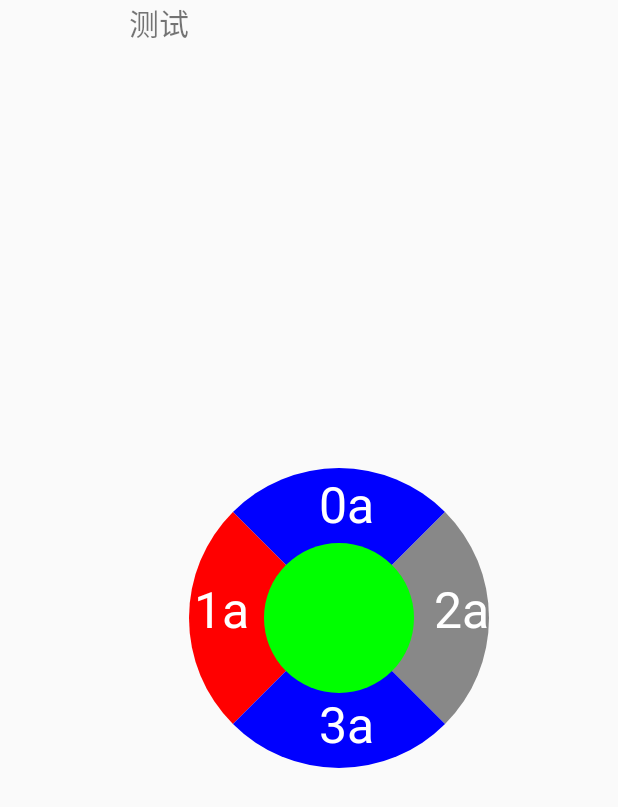
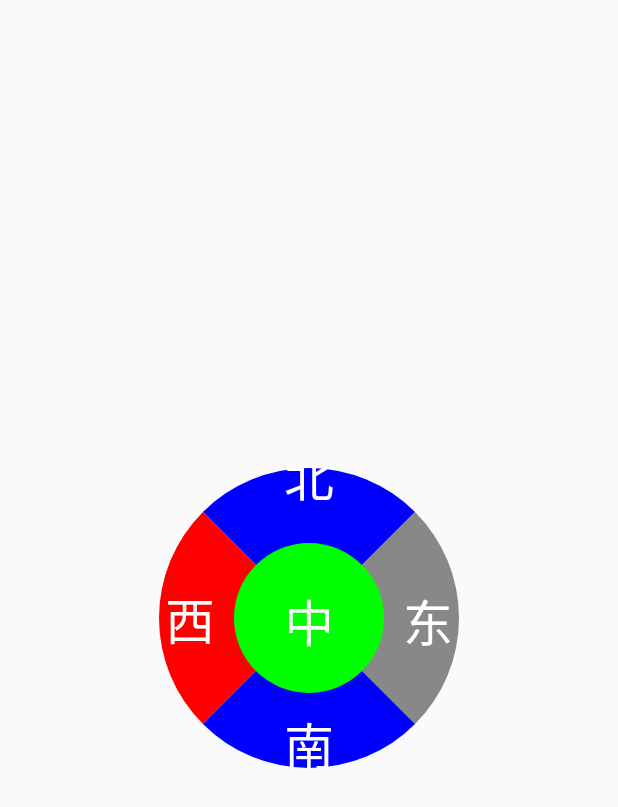
Before and after one commit to facetome/KeyBordView, an Android app: the screen it shows after launch (MainActivity), on a phone screen of 412 x 824 dp. Shown: the top 807 px of the screen. Run offline under Robolectric (Android 15) with nearby library versions, the phone set to English and light mode, and no system bars.

```diff
--- a/app/src/main/java/basic/keyboardviewa/view/CellView.java
+++ b/app/src/main/java/basic/keyboardviewa/view/CellView.java
@@ -3,8 +3,11 @@ package basic.keyboardviewa.view;
 import android.graphics.Canvas;
 import android.graphics.Color;
 import android.graphics.Paint;
+import android.graphics.Paint.Align;
 import android.graphics.Paint.Style;
+import android.graphics.Rect;
 import android.graphics.RectF;
+import android.graphics.Region;
 import android.util.Log;
 
 /**
@@ -17,6 +20,7 @@ public class CellView {
     private static final int LEFT_LOCATION = 1;
     private static final int RIGHT_LOCATION = 2;
     private static final int BUTTOM_LOCATION = 3;
+    private static final int CENTER_LOCATION = 4;
     private static final int SWEEP_DEGREE = 90;
 
     private boolean mPressState = false;
@@ -40,7 +44,7 @@ public class CellView {
         mRight =right;
         mTop = top;
         mOriginX = originX;
-        mOriginY = originX;
+        mOriginY = originY;
         mTemp =temp;
     }
 
@@ -60,43 +64,45 @@ public class CellView {
         paint.setStyle(Style.FILL);
 
         int startAngle = 0;
-        float width = mRight - mLeft;
-        float height = mButtom - mTop;
         float textX = 0f;
         float textY = 0f;
 
         switch (mLocation){
             case TOP_LOCATION:
                 startAngle = 225;
-                textX = mOriginX - 20;
-                textY = mOriginY - mTemp - 20;
+                textX = mOriginX;
+                textY = mOriginY - mTemp;
                 paint.setColor(Color.BLUE);
                 drawFan(canvas, paint, startAngle);
                 drawText(canvas, paint, textX, textY);
                 break;
             case RIGHT_LOCATION:
                 startAngle = -45;
-                textX = mOriginX + mTemp +20;
-                textY = mOriginY + 10;
+                textX = mOriginX + mTemp;
+                textY = mOriginY;
                 paint.setColor(Color.GRAY);
                 drawFan(canvas, paint, startAngle);
                 drawText(canvas, paint, textX, textY);
                 break;
             case BUTTOM_LOCATION:
                 startAngle = 45;
-                textX = mOriginX - 20;
-                textY = mOriginY + mTemp + 50;
+                textX = mOriginX;
+                textY = mOriginY + mTemp;
                 paint.setColor(Color.BLUE);
                 drawFan(canvas, paint, startAngle);
                 drawText(canvas, paint, textX, textY);
                 break;
             case LEFT_LOCATION:
                 startAngle = 135;
-                textX = mOriginX - mTemp -70 ;
-                textY = mOriginY  + 10 ;
+                textX = mOriginX - mTemp;
+                textY = mOriginY;
                 paint.setColor(Color.RED);
                 drawFan(canvas, paint, startAngle);
                 drawText(canvas, paint, textX, textY);
+                break;
+            case CENTER_LOCATION:
+                drawCircle(canvas);
+                drawText(canvas,paint, mOriginX, mOriginY );
                 break;
             default:
                 break;
@@ -113,17 +119,78 @@ public class CellView {
     }
 
     private void drawText(Canvas canvas, Paint paint, float x, float y){
+        paint.setTextAlign(Align.CENTER);
         paint.setColor(Color.WHITE);
         paint.setStrokeWidth(20);
         paint.setTextSize(50);
+
+        //计算文字的宽度
+        Rect rectF = new Rect();
+        paint.getTextBounds(mText, 0, mText.length(), rectF);
+        int width = rectF.width();
+        int height = rectF.height();
+
+        switch (mLocation){
+            case TOP_LOCATION:
+                y = y - height;
+                break;
+            case  LEFT_LOCATION:
+                x =x - width;
+                y = y + 0.5f * height;
+                break;
+            case RIGHT_LOCATION:
+                x= x+ width;
+                y = y + 0.5f * height;
+                break;
+            case BUTTOM_LOCATION:
+                y = y + 1.5f * height;
+                break;
+            case CENTER_LOCATION:
+                y = y+ 0.5f * height;
+                break;
+            default:
+                break;
+        }
         canvas.drawText(mText, x, y, paint);
 
 
+    }
+
+    private void drawCircle(Canvas canvas) {
+        Paint paint = new Paint();
+        paint.setColor(Color.GREEN);
+        paint.setAntiAlias(true);
+        canvas.drawCircle(mOriginX, mOriginY, mTemp, paint);
     }
 
     public void setText(String text){
         mText = text;
     }
 
+    //判断一点十是否在一个扇形中
+    public void checkBounds(float x, float y) {
+        //首先判断是否在大圆之中 ,小圆之外
+        double radius = Math.sqrt(Math.pow(x, 2) + Math.pow(y, 2));
+        int direction;
+        if (radius < 4 * mTemp && radius > mTemp) {
+           double slope = Math.tan(y / x);
+            if(slope <= 1 && slope > -1 && x > mOriginX){
+                 //在东
+                direction = RIGHT_LOCATION;
+            } else if(slope >= -1 && slope < 1 && y< mOriginY){
+                   //在南
+                direction = BUTTOM_LOCATION;
+            }
+            else if(slope <=1 && slope > -1 && x< mOriginX){
+                 //在西
+                direction = LEFT_LOCATION;
+            }else {
+                //在北
+            }
+        }
+    }
+
+
+
 
 }
--- a/app/src/main/java/basic/keyboardviewa/view/KeyBoardView.java
+++ b/app/src/main/java/basic/keyboardviewa/view/KeyBoardView.java
@@ -4,6 +4,7 @@ import android.content.Context;
 import android.graphics.Canvas;
 import android.graphics.Color;
 import android.graphics.Paint;
+import android.graphics.Paint.Align;
 import android.util.AttributeSet;
 import android.view.View;
 
@@ -15,8 +16,9 @@ public class KeyBoardView extends View {
     private boolean mIsInitView = false;
     private int mViewWidth;
     private int mViewHeight;
-    private CellView[] mCellGroup = new CellView[4];
+    private CellView[] mCellGroup = new CellView[5];
     private int mTemp;
+    private String[] mContent = new String[]{"北","西","东","南","中"};
 
 
     public KeyBoardView(Context context) {
@@ -38,10 +40,6 @@ public class KeyBoardView extends View {
             initView();
         }
         drawCellGroup(canvas);
-        drawCircle(canvas);
-
-
-
     }
 
     private void initView() {
@@ -69,7 +67,7 @@ public class KeyBoardView extends View {
             mCellGroup[i] = new CellView(left, top, right, buttom, mViewWidth /2, mViewHeight /
                     2, mTemp / 4);
             mCellGroup[i].setLocation(i);
-            mCellGroup[i].setText(i + "a");
+            mCellGroup[i].setText(mContent[i]);
         }
 
     }
@@ -80,12 +78,4 @@ public class KeyBoardView extends View {
        }
     }
 
-    private void drawCircle(Canvas canvas){
-        Paint paint = new Paint();
-        paint.setColor(Color.GREEN);
-        paint.setAntiAlias(true);
-        canvas.drawCircle(mViewWidth / 2, mViewHeight / 2, mTemp/ 4, paint);
-
-    }
-
 }
--- a/app/src/main/res/layout/main.xml
+++ b/app/src/main/res/layout/main.xml
@@ -3,12 +3,7 @@
     android:layout_width="match_parent"
     android:layout_height="match_parent"
     android:gravity="center">
-   <TextView
-       android:text="测试"
-       android:textSize="20sp"
-       android:layout_width="wrap_content"
-       android:layout_gravity="center_horizontal"
-       android:layout_height="wrap_content" />
+
     <basic.keyboardviewa.view.KeyBoardView
         android:layout_width="200dp"
         android:layout_height="200dp" />
```
